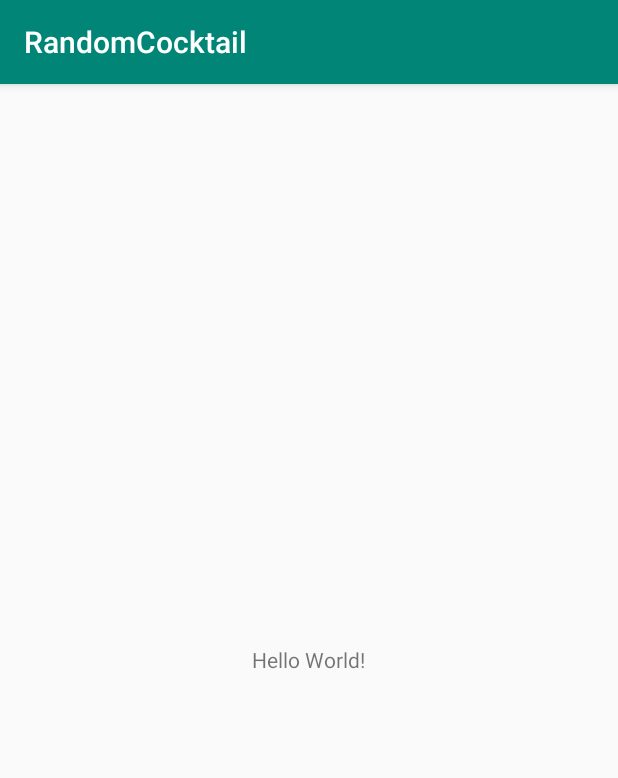
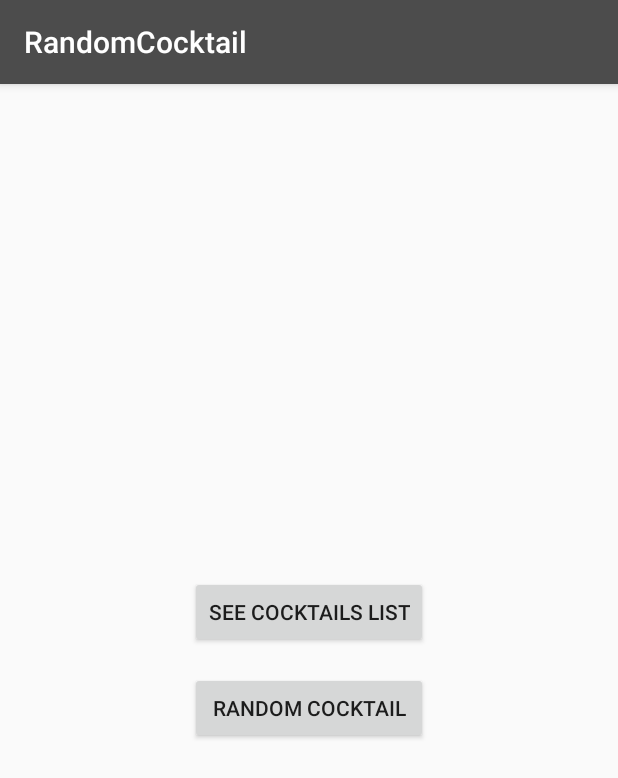
Before and after one commit to 1ud0v1c/random-cocktail, an Android app: the screen it shows after launch (MainActivity), on a phone screen of 412 x 824 dp. Shown: the top 778 px of the screen. Run offline under Robolectric (Android 15) with nearby library versions, the phone set to English and light mode, and no system bars.

Commit message:
MainActivity layout

```diff
--- a/app/build.gradle
+++ b/app/build.gradle
@@ -22,7 +22,7 @@ android {
 
 dependencies {
     implementation fileTree(dir: 'libs', include: ['*.jar'])
-    implementation"org.jetbrains.kotlin:kotlin-stdlib-jdk7:$kotlin_version"
+    implementation "org.jetbrains.kotlin:kotlin-stdlib-jdk7:$kotlin_version"
     implementation 'androidx.appcompat:appcompat:1.0.2'
     implementation 'androidx.core:core-ktx:1.0.2'
 
@@ -33,6 +33,7 @@ dependencies {
     implementation "com.github.kittinunf.fuel:fuel:2.2.0"
     implementation "com.github.kittinunf.fuel:fuel-coroutines:2.2.0"
 
+    implementation 'androidx.constraintlayout:constraintlayout:1.1.3'
     testImplementation 'junit:junit:4.12'
     androidTestImplementation 'androidx.test:runner:1.2.0'
     androidTestImplementation 'androidx.test.espresso:espresso-core:3.2.0'
--- a/app/src/main/res/layout/activity_main.xml
+++ b/app/src/main/res/layout/activity_main.xml
@@ -7,11 +7,24 @@
         android:layout_height="match_parent"
         tools:context=".MainActivity">
 
-    <TextView
+    <LinearLayout
             android:layout_width="wrap_content"
             android:layout_height="wrap_content"
-            android:text="Hello World!"
             android:layout_centerVertical="true"
-            android:layout_centerHorizontal="true"/>
+            android:layout_centerHorizontal="true"
+            android:orientation="vertical">
+
+        <Button
+                android:layout_height="wrap_content"
+                android:layout_width="match_parent"
+                android:text="@string/main_button_cocktail_list"/>
+
+        <Button
+                android:layout_height="wrap_content"
+                android:layout_width="match_parent"
+                android:layout_marginTop="@dimen/activity_margin"
+                android:text="@string/main_button_random_cocktail"/>
+
+    </LinearLayout>
 
 </RelativeLayout>
--- a/app/src/main/res/values/colors.xml
+++ b/app/src/main/res/values/colors.xml
@@ -1,6 +1,6 @@
 <?xml version="1.0" encoding="utf-8"?>
 <resources>
-    <color name="colorPrimary">#008577</color>
-    <color name="colorPrimaryDark">#00574B</color>
-    <color name="colorAccent">#D81B60</color>
+    <color name="colorPrimary">#4C4C4C</color>
+    <color name="colorPrimaryDark">#2D2D2D</color>
+    <color name="colorAccent">#35A2FF</color>
 </resources>
--- /dev/null
+++ b/app/src/main/res/values/dimens.xml
@@ -0,0 +1,6 @@
+<?xml version="1.0" encoding="utf-8"?>
+<resources>
+    <dimen name="activity_little_margin">8dp</dimen>
+    <dimen name="activity_margin">16dp</dimen>
+    <dimen name="activity_big_margin">24dp</dimen>
+</resources>
--- a/app/src/main/res/values/strings.xml
+++ b/app/src/main/res/values/strings.xml
@@ -1,3 +1,6 @@
 <resources>
     <string name="app_name">RandomCocktail</string>
+
+    <string name="main_button_cocktail_list">See cocktails list</string>
+    <string name="main_button_random_cocktail">Random cocktail</string>
 </resources>
```
Also changed, not shown: app/src/main/AndroidManifest.xml (+7 -2 lines), app/src/main/java/com/ludovic/vimont/randomcocktail/activities/ListingActivity.kt (added, +12 -0 lines), app/src/main/java/com/ludovic/vimont/randomcocktail/activities/RandomActivity.kt (added, +12 -0 lines), app/src/main/res/layout/activity_listing.xml (added, +10 -0 lines), app/src/main/res/layout/activity_random.xml (added, +10 -0 lines).
